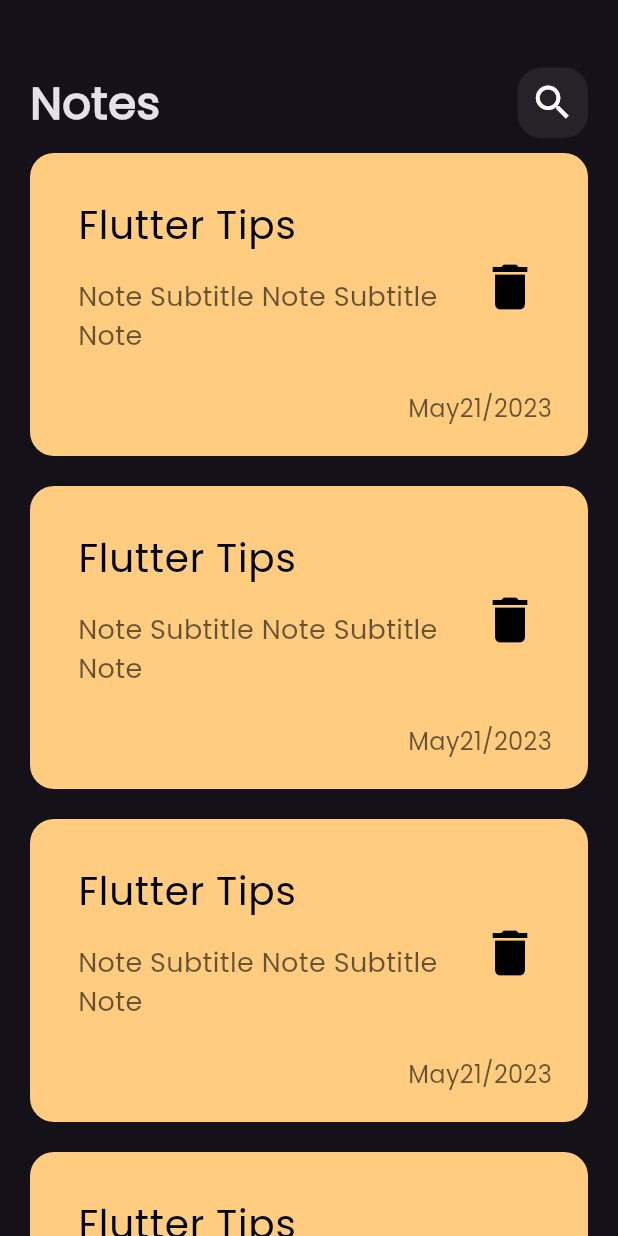
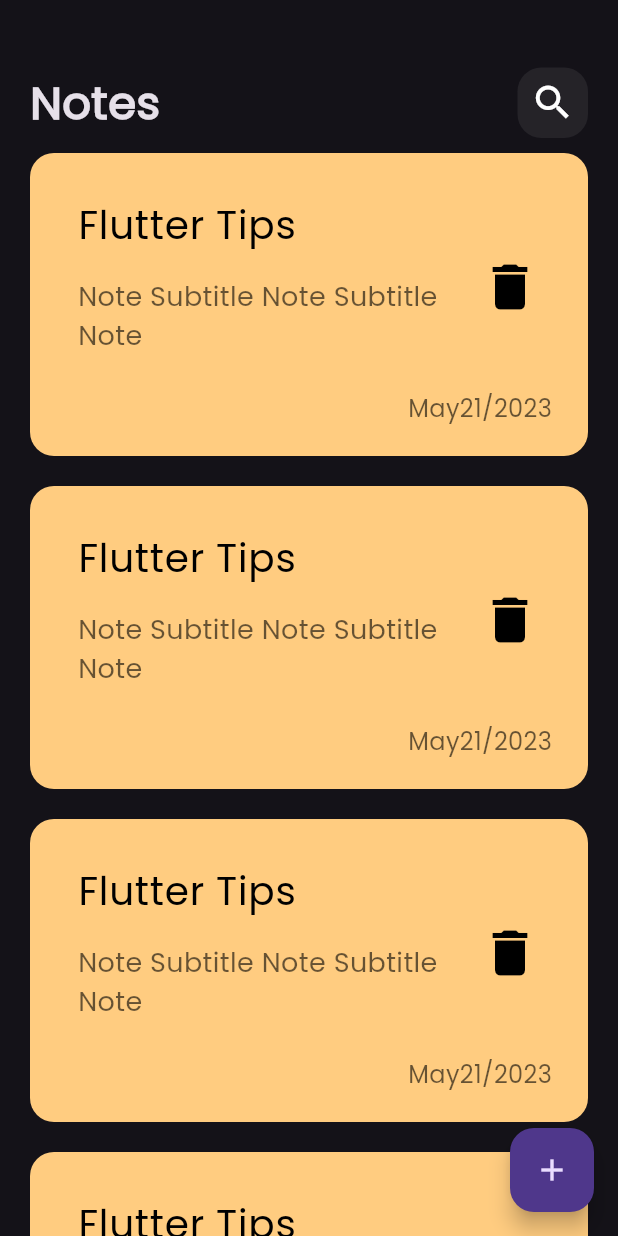
Before and after one commit to Mohamed00-Nour/notes_app, a Flutter app: the screen it shows after launch, on a phone screen of 412 x 824 dp. Run offline on Flutter 3.47's test engine with Material 3 defaults, Android fonts, the phone set to English and light mode, and no system bars.

Commit message:
add floating action button

```diff
--- a/lib/Views/notes_view.dart
+++ b/lib/Views/notes_view.dart
@@ -7,8 +7,12 @@ class NotesView extends StatelessWidget {
 
   @override
   Widget build(BuildContext context) {
-    return const Scaffold(
-      body: NotesViewBody(),
+    return  Scaffold(
+      floatingActionButton: FloatingActionButton(
+        onPressed: (){},
+        child: const Icon(Icons.add),
+      ),
+      body: const NotesViewBody(),
 
     );
   }
```
Also changed, not shown: lib/Widgets/Notes_View_Body.dart (+6 -5 lines).
